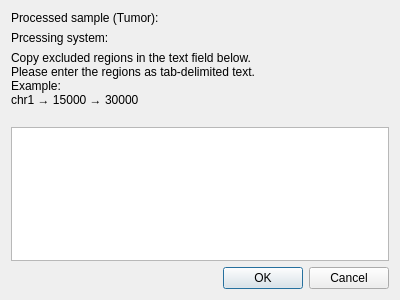
Above: src/GSvar/cfDNARemovedRegions.ui from imgag/ngs-bits before the change. Below: the same form after it.
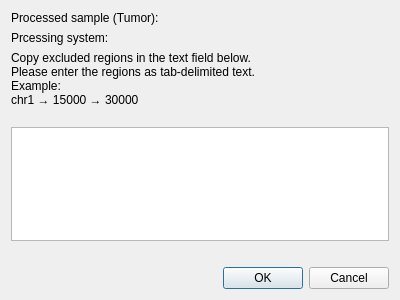
That is the form after the change.

Commit message:
src/cfDNARemovedRegions.*: finished implementation
src/GSvar/CfDNAPanelDesignDialog.*: moved ID SNPs to VCF

The edit to the form file:
```diff
--- a/src/GSvar/cfDNARemovedRegions.ui
+++ b/src/GSvar/cfDNARemovedRegions.ui
@@ -56,6 +56,13 @@
    <item>
     <widget class="QTextEdit" name="te_removed_regions"/>
    </item>
+   <item>
+    <widget class="QLabel" name="l_last_modified">
+     <property name="text">
+      <string/>
+     </property>
+    </widget>
+   </item>
    <item>
     <widget class="QDialogButtonBox" name="buttonBox">
      <property name="standardButtons">
```
The commit also changes 4 other files.
